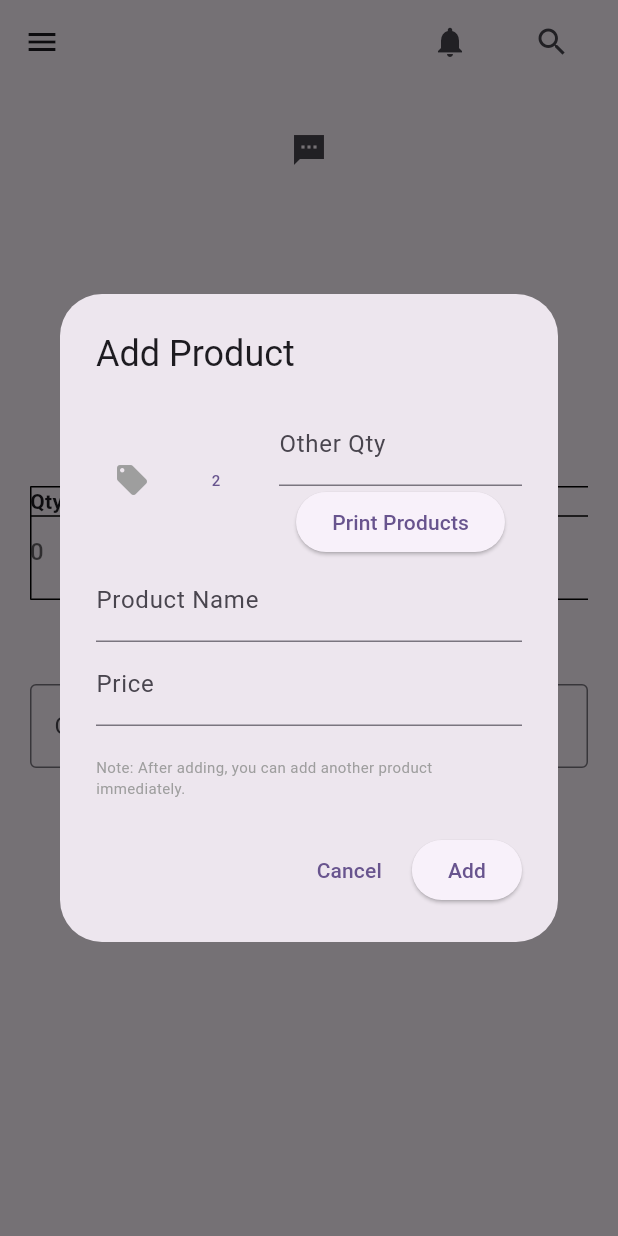
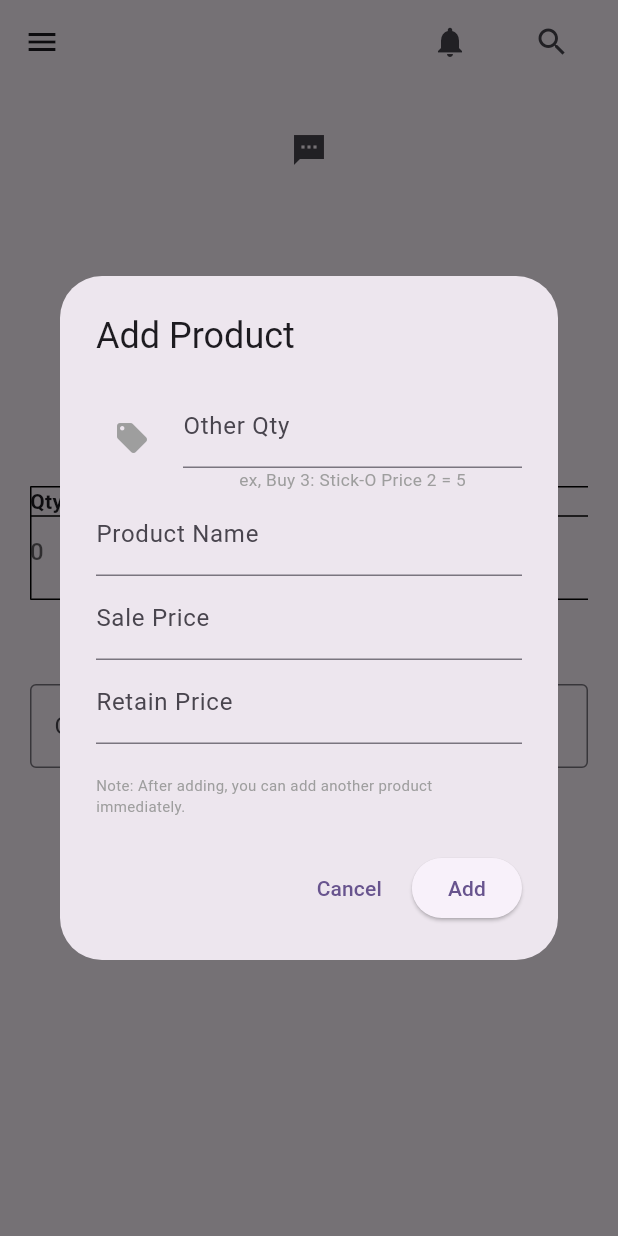
Before and after one commit to marluxdxd/cashier_app, a Flutter app: the screen it shows after launch, in the side drawer, after a tap on "Add Products", on a phone screen of 412 x 824 dp. Run offline on Flutter 3.47's test engine with Material 3 defaults, Android fonts, the phone set to English and light mode, and no system bars; drawn by our look-alikes of dropdown_search; our stand-ins replace flutter_svg, permission_handler, sqflite; accounts and stored records are empty.

```diff
--- a/lib/database/app_db.dart
+++ b/lib/database/app_db.dart
@@ -37,7 +37,7 @@ class AppDB {
         price INTEGER,
         qty INTEGER DEFAULT 0,
         otherqty INTEGER DEFAULT 0,
-        promo INTEGER DEFAULT 0,
+        promo INTEGER DEFAULT 0
 
       )
     ''');
--- a/lib/home/view/home.dart
+++ b/lib/home/view/home.dart
@@ -48,8 +48,14 @@ class _TestView1State extends State<TestView1> {
   if (product.promo) { // if product is active promo
     promo = true;
     return (qty * price) - 1;
+
+  }
+ if (product == promo) { // if product is active promo
+      for (int q = 3; q < 12; q += 2) {
+    print(q);
     }
 
+  }
   return qty * price;
 }
 
@@ -279,18 +285,36 @@ class _TestView1State extends State<TestView1> {
                             isExpanded: true,
                             underline: SizedBox(),
                             hint: Text("0"),
-                            items: List.generate(50, (index) {
-                              int number = index + 1;
+                           items: List.generate(20, (index) {
+  int step = row.product?.otherqty ?? 1;
+  if (step <= 0) step = 1;
+
+  int number = (index + 1) * step;  // multiples
   return DropdownMenuItem(
     value: number,
     child: Text(number.toString()),
   );
 }),
+
                        onChanged: (value) {
   setState(() {
     row.qty = value!;
+
+    // ⭐ get the step from product.otherqty
+    if (row.product != null) {
+      int step = row.product!.otherqty;   // <-- your correct step
+      if (step <= 0) step = 1;
+
+      // ⭐ auto-correct qty to nearest valid multiple
+      if (row.qty % step != 0) {
+        row.qty = ((row.qty / step).ceil()) * step;
+        print("Corrected qty to: ${row.qty}");
+      }
+    }
   });
 },
+
+
                           ),
 
                           DropdownSearch<Product>(
@@ -331,19 +355,19 @@ class _TestView1State extends State<TestView1> {
                           Row(
                             mainAxisAlignment: MainAxisAlignment.center,
                             children: [
-                              IconButton(
-                                icon: Icon(
-                                  Icons.local_offer,
-                                  color: promo
-                                      ? Colors.green
-                                      : Colors.grey,
-                                ),
-                                onPressed: () {
-                                  setState(() {
-                                    promo = !promo;
-                                  });
-                                },
-                              ),
+                              // IconButton(
+                              //   icon: Icon(
+                              //     Icons.local_offer,
+                              //     color: promo
+                              //         ? Colors.green
+                              //         : Colors.grey,
+                              //   ),
+                              //   onPressed: () {
+                              //     setState(() {
+                              //       promo = !promo;
+                              //     });
+                              //   },
+                              // ),
                               IconButton(
                                 icon: Icon(Icons.delete, color: Colors.red),
                                 onPressed: () {
--- a/lib/home/view/product_add.dart
+++ b/lib/home/view/product_add.dart
@@ -15,7 +15,9 @@ class _AddProductState extends State<AddProduct> {
   final _formKey = GlobalKey<FormState>();
   final TextEditingController nameController = TextEditingController();
   final TextEditingController priceController = TextEditingController();
+  TextEditingController retainPriceController = TextEditingController();
   bool promo = false; // default ON
+  int test = 0;
   // 📦 This box will store our qty value
   TextEditingController qtyController = TextEditingController();
   TextEditingController qty1Controller = TextEditingController();
@@ -28,6 +30,7 @@ class _AddProductState extends State<AddProduct> {
         qty: int.tryParse(qtyController.text) ?? 0, // ✅ Save qty
         otherqty: int.tryParse(qty1Controller.text) ?? 0, // ✅ Save qty
         promo: promo, // ✅ set from IconButton
+
       );
 
       // Insert product into database
@@ -44,6 +47,8 @@ class _AddProductState extends State<AddProduct> {
       priceController.clear();
       qtyController.clear();
       qty1Controller.clear();
+      retainPriceController.clear();
+
       qtyController.text = "";
       qty1Controller.text = "";
 
@@ -68,8 +73,6 @@ class _AddProductState extends State<AddProduct> {
           children: [
             Row(
               children: [
-
-
                 IconButton(
                   icon: Icon(
                     Icons.local_offer,
@@ -81,17 +84,6 @@ class _AddProductState extends State<AddProduct> {
                     });
                   },
                 ),
-
-                 TextButton(
-                  onPressed: () {
-                    // Action to perform when the button is pressed
-                    print('!');
-                  },
-                  child: Text('2',style: TextStyle(fontSize: 10),),
-                ),
-
-
-
                 SizedBox(width: 10), // spacing
                 Expanded(
                   child: Column(
@@ -102,18 +94,36 @@ class _AddProductState extends State<AddProduct> {
                         keyboardType: TextInputType.number,
                         decoration: InputDecoration(labelText: 'Other Qty'),
                       ),
+ Text(
+              'ex, Buy 3: Stick-O Price 2 = 5',
+              style: TextStyle(fontSize: 11.5, color: Colors.grey),
+            ),
 
-                      ElevatedButton(
-                        onPressed: () async {
-                          final products = await AppDB.instance.fetchProducts();
-                          for (var p in products) {
-                            print(
-                              "${p.name} | ${p.qty} | ${p.otherqty} | ${p.price} | ${p.promo}",
-                            );
-                          }
-                        },
-                        child: Text("Print Products"),
-                      ),
+                      // ElevatedButton(
+                      //   onPressed: () async {
+                      //     // 1️⃣ Get user input safely
+                      //     int step =
+                      //         int.tryParse(qty1Controller.text) ??
+                      //         2; // default 1
+                      //     if (step <= 0) step = 2; // prevent infinite loop
+
+                      //     // 2️⃣ Fetch products from DB
+                      //     final products = await AppDB.instance.fetchProducts();
+
+                      //     // 3️⃣ Loop through products and calculate multiples
+                      //     for (var p in products) {
+                      //       if (p.promo) {
+                      //         print("Calculated multiples for ${p.name}:");
+                      //         for (int i = step; i <= 20; i += step) {
+                      //           print(
+                      //             "${p.name} | ${p.qty} | ${p.otherqty} | ${p.price} | ${p.promo} | ${i}",
+                      //           );
+                      //         }
+                      //       }
+                      //     }
+                      //   },
+                      //   child: Text("Debug Console"),
+                      // ),
                     ],
                   ),
                 ),
@@ -132,7 +142,7 @@ class _AddProductState extends State<AddProduct> {
             ),
             TextFormField(
               controller: priceController,
-              decoration: InputDecoration(labelText: 'Price'),
+              decoration: InputDecoration(labelText: 'Sale Price'),
               keyboardType: TextInputType.number,
               validator: (value) {
                 if (value == null || value.isEmpty) {
@@ -144,6 +154,20 @@ class _AddProductState extends State<AddProduct> {
                 return null;
               },
             ),
+               TextFormField(
+  controller: retainPriceController,
+  decoration: InputDecoration(labelText: 'Retain Price'),
+  keyboardType: TextInputType.number,
+  validator: (value) {
+    if (value == null || value.isEmpty) {
+      return 'Please enter a price';
+    }
+    if (double.tryParse(value) == null) {
+      return 'Enter a valid number';
+    }
+    return null;
+  },
+),
 
             SizedBox(height: 20),
             Text(
--- a/lib/home/viewModel/product.dart
+++ b/lib/home/viewModel/product.dart
@@ -4,19 +4,22 @@ class Product {
   int otherqty;
   String name;
   double price;
+    double retainprice;  // retain price (special price)
   bool promo; // NEW
-    int? fixedQty; // NEW: if null => user can change qty, if not null => fixed qty
-bool promoApplied;
+  int? fixedQty; // NEW: if null => user can change qty, if not null => fixed qty
+  bool promoApplied;
+
 
   Product({
     this.id,
     this.qty = 0, // default for POS / store stock
-    this.otherqty = 1,
+    this.otherqty = 0,
     required this.name,
     required this.price,
+     this.retainprice = 0,
     this.promo = false, // NEW
-     this.fixedQty, // default null
-     this.promoApplied = false,
+    this.fixedQty, // default null
+    this.promoApplied = false,
   });
 
   // Total for POS (qty * price)
@@ -42,8 +45,6 @@ bool promoApplied;
     qty += addedQty;
   }
 
-
-
   @override
   bool operator ==(Object other) {
     if (identical(this, other)) return true;
@@ -53,6 +54,4 @@ bool promoApplied;
 
   @override
   int get hashCode => id.hashCode; // Use id for unique identification
-
-
 }
--- a/lib/widget/app_drawer.dart
+++ b/lib/widget/app_drawer.dart
@@ -1,7 +1,6 @@
 import 'package:cashier_app/home/view/home.dart';
 import 'package:cashier_app/home/view/product_add.dart';
 import 'package:cashier_app/home/view/product_list_view.dart';
-import 'package:cashier_app/home/view/product_manual.dart';
 import 'package:cashier_app/home/view/product_stock.dart';
 import 'package:cashier_app/home/view/sales_history.dart';
 import 'package:cashier_app/home/view/sales_report.dart';
@@ -108,11 +107,11 @@ class _AppDrawerState extends State<AppDrawer> {
     );
   },
   child: CircleAvatar(
-    radius: 40,
+    radius: 100,
     backgroundColor: Colors.white,
     child: ClipOval(
-      child: SvgPicture.asset(
-        'assets/icons/salmon-nigiri.svg',
+      child: Image.asset(
+        'assets/images/marhon.png',
         width: 150,
         height: 150,
         fit: BoxFit.cover,
@@ -125,18 +124,6 @@ class _AppDrawerState extends State<AppDrawer> {
 
               ],
             ),
-          ),
- ListTile(
-            leading: Icon(Icons.add_moderator_outlined),
-            title: Text("Add Products Promo"),
-            onTap: () {
-              Navigator.pop(context);
-              showDialog(
-                barrierColor: Colors.black.withOpacity(0.2),
-                context: context,
-                builder: (context) => ProductManual(),
-              );
-            },
           ),
           ListTile(
             leading: Icon(Icons.home),
--- a/pubspec.yaml
+++ b/pubspec.yaml
@@ -98,6 +98,7 @@ flutter:
   # To add assets to your application, add an assets section, like this:
   assets:
     - assets/icons/
+    - assets/images/
 
   # An image asset can refer to one or more resolution-specific "variants", see
   # https://flutter.dev/to/resolution-aware-images
```
Also changed, not shown: lib/home/view/product_manual.dart (deleted, +0 -170 lines). Lines whose indentation alone changed are shown as unchanged.
